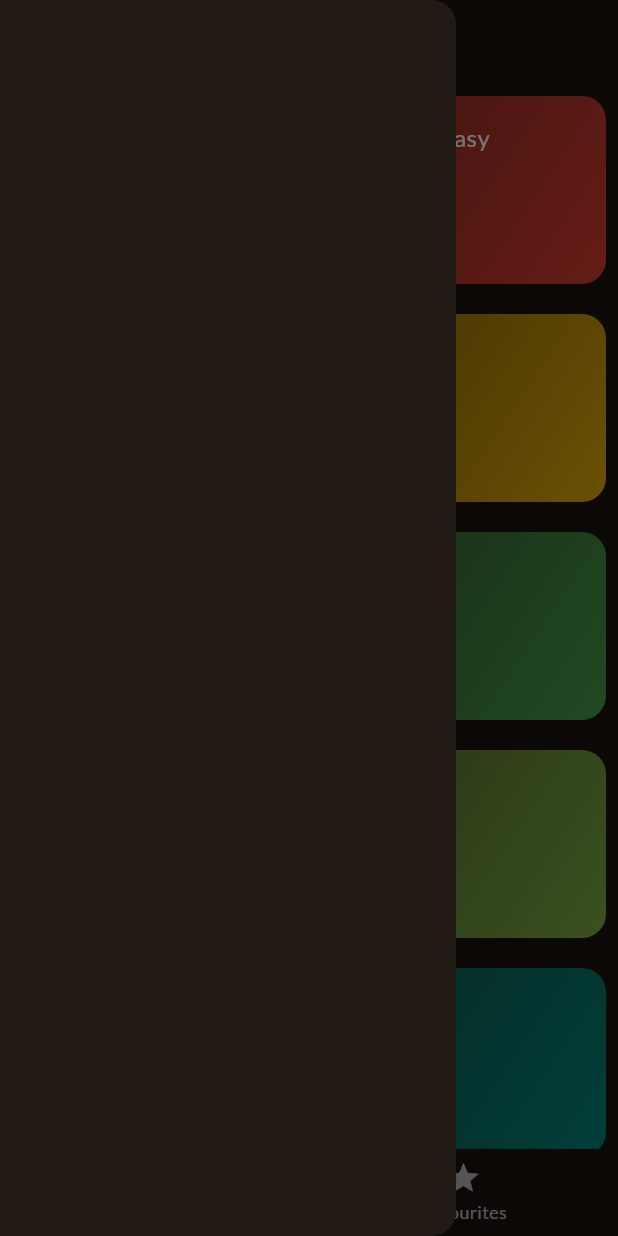
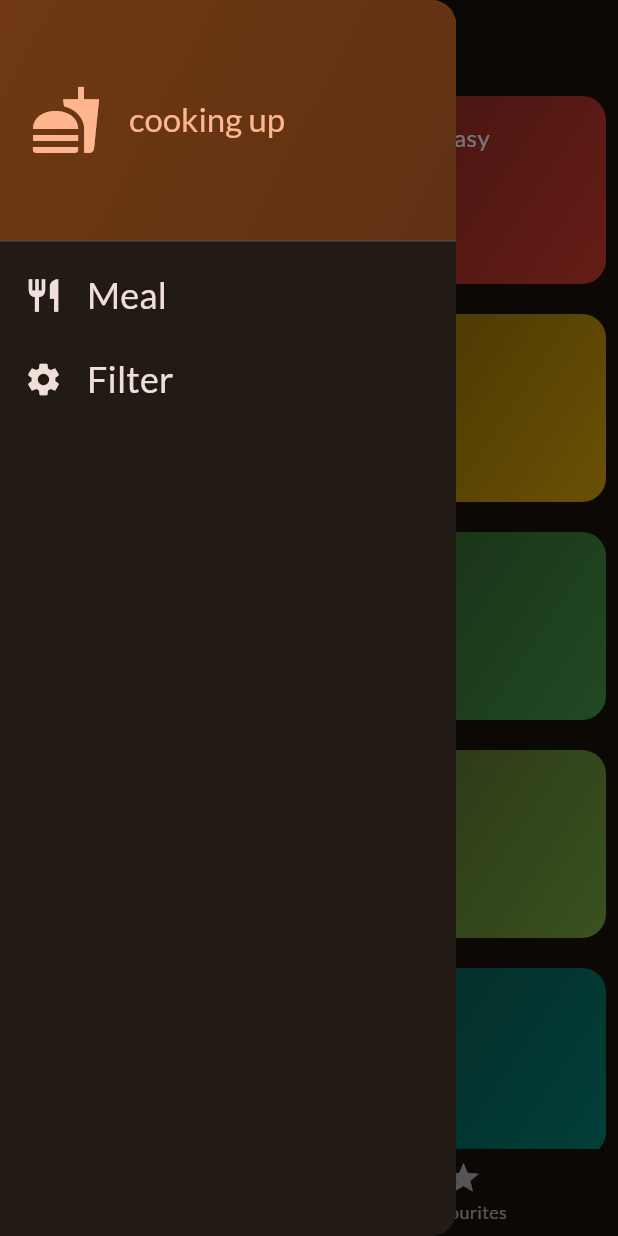
Before and after one commit to azutsavv/meal_app_new, a Flutter app: the screen it shows after launch, with the side drawer open, on a phone screen of 412 x 824 dp. Run offline on Flutter 3.47's test engine with Material 2 defaults, Android fonts, the phone set to English and light mode, and no system bars; our stand-ins replace google_fonts, transparent_image.

Commit message:
drawer icons added

```diff
--- a/lib/Screenn/main_drawer.dart
+++ b/lib/Screenn/main_drawer.dart
@@ -1,4 +1,5 @@
 import 'package:flutter/material.dart';
+import 'package:new_meal_app/main.dart';
 
 class mainDrawer extends StatelessWidget {
   const mainDrawer({super.key});
@@ -6,7 +7,75 @@ class mainDrawer extends StatelessWidget {
   @override
   Widget build(BuildContext context) {
     return Drawer(
+      child: Column(
+        children: [
+          DrawerHeader(
+              padding: const EdgeInsets.all(20),
+              decoration: BoxDecoration(
+                gradient: LinearGradient(colors: [
+                  Theme.of(context).colorScheme.primaryContainer,
+                  Theme.of(context)
+                      .colorScheme
+                      .primaryContainer
+                      .withOpacity(0.8),
+                ], begin: Alignment.topLeft, end: Alignment.bottomRight),
+              ),
+              child: Row(
+                children: [
+                  Icon(
+                    Icons.fastfood,
+                    size: 48,
+                    color: Theme.of(context).colorScheme.primary,
+                  ),
+                  const SizedBox(
+                    width: 18,
+                  ),
+                  Text(
+                    "cooking up",
+                    style: Theme.of(context).textTheme.titleLarge!.copyWith(
+                          color: Theme.of(context).colorScheme.primary,
+                        ),
+                  ),
+                ],
+              )),
+          ListTile(
+            leading: Icon(
+              Icons.restaurant,
+              size: 26,
+              color: Theme.of(context).colorScheme.onBackground,
+            ),
+            title: Text(
+              "Meal",
+              style: Theme.of(context).textTheme.titleSmall!.copyWith(
+                    color: Theme.of(context).colorScheme.onBackground,
+                    fontSize: 24,
+                  ),
+            ),
 
+          onTap: (){},
+
+          ),
+
+          ListTile(
+            leading: Icon(
+              Icons.settings,
+              size: 26,
+              color: Theme.of(context).colorScheme.onBackground,
+            ),
+            title: Text(
+              "Filter",
+              style: Theme.of(context).textTheme.titleSmall!.copyWith(
+                    color: Theme.of(context).colorScheme.onBackground,
+                    fontSize: 24,
+                  ),
+            ),
+
+          onTap: (){},
+
+          ),
+
+        ],
+      ),
     );
   }
 }
```
